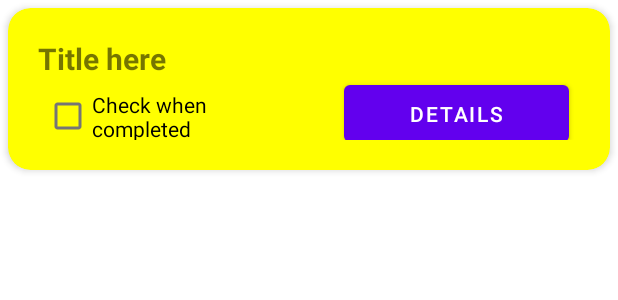
After one commit to philipa18/Community-Service-Tracker, an Android app: the layout accepted_opportunity_item.xml on its own in the app's theme, with its tools: preview values and no code run, on a phone screen of 412 x 824 dp. The commit adds this screen. Shown: the top 300 px of the screen. Run offline under Robolectric (Android 15) with nearby library versions, the light colour scheme and no system bars.

Commit message:
added logic for viewing accepted opportunities

```diff
--- a/app/src/main/AndroidManifest.xml
+++ b/app/src/main/AndroidManifest.xml
@@ -9,7 +9,10 @@
         android:roundIcon="@mipmap/ic_launcher_round"
         android:supportsRtl="true"
         android:theme="@style/Theme.CommunityServiceTracker">
-        <activity android:name=".studentworkflow.ViewOpportunitiesStudentView"/>
+        <activity
+            android:name=".studentworkflow.ViewAcceptedActivities"
+            android:exported="false" />
+        <activity android:name=".studentworkflow.ViewOpportunitiesStudentView" />
         <activity
             android:name=".OpportunityDetailActivity"
             android:exported="false" />
--- /dev/null
+++ b/app/src/main/res/layout/accepted_opportunity_item.xml
@@ -0,0 +1,63 @@
+<?xml version="1.0" encoding="utf-8"?>
+<androidx.cardview.widget.CardView xmlns:android="http://schemas.android.com/apk/res/android"
+    android:layout_width="match_parent"
+    android:layout_height="wrap_content"
+    xmlns:app="http://schemas.android.com/apk/res-auto"
+    android:id="@+id/student_opportunity_item"
+    android:layout_margin="5dp"
+    app:cardBackgroundColor="#FFFF00"
+    app:cardCornerRadius="15dp"
+    app:cardElevation="3dp"
+    app:contentPadding="4dp"
+    >    <!-- Card elevation? -->
+
+    <!-- Constraint layout within card to have multiple textviews-->
+    <androidx.constraintlayout.widget.ConstraintLayout
+        android:layout_width="match_parent"
+        android:layout_height="100dp"
+        android:id="@+id/opportunity_item_layout"
+        android:padding="16dp">
+
+        <!-- Textviews and buttons -->
+
+        <!-- Title of volunteer opportunity -->
+        <TextView
+            android:layout_width="200dp"
+            android:layout_height="wrap_content"
+            android:id="@+id/accepted_item_title"
+            android:text="Title here"
+            app:layout_constraintTop_toTopOf="parent"
+            app:layout_constraintLeft_toLeftOf="parent"
+            android:textSize="20dp"
+            android:textStyle="bold"
+            />
+
+        <!-- Description of volunteer opportunity -->
+        <CheckBox
+            android:layout_width="150dp"
+            android:layout_height="50dp"
+            android:id="@+id/done_checkbox"
+            app:cardCornerRadius="50dp"
+            android:layout_marginLeft="4dp"
+            android:text="Check when completed"
+            app:layout_constraintTop_toBottomOf="@+id/accepted_item_title"
+            app:layout_constraintLeft_toLeftOf="parent"
+            />
+
+        <!-- Button that leads to another page -->
+        <Button
+            android:id="@+id/detailsButton"
+            android:layout_width="150dp"
+            android:layout_height="50dp"
+            android:layout_marginLeft="50dp"
+            android:layout_marginTop="5dp"
+            android:text="Details"
+            app:cardCornerRadius="50dp"
+            app:layout_constraintBottom_toBottomOf="parent"
+            app:layout_constraintLeft_toRightOf="@id/done_checkbox"
+            app:layout_constraintTop_toTopOf="@id/done_checkbox" />
+
+    </androidx.constraintlayout.widget.ConstraintLayout>
+
+
+</androidx.cardview.widget.CardView>
--- a/app/src/main/res/layout/activity_student.xml
+++ b/app/src/main/res/layout/activity_student.xml
@@ -106,7 +106,7 @@
     <Button
         android:id="@+id/viewAcceptedButton"
         android:layout_width="wrap_content"
-        android:layout_height="wrap_content"
+        android:layout_height="49dp"
         android:layout_alignParentBottom="true"
         android:layout_alignParentEnd="true"
         android:layout_marginRight="10dp"
```
Also changed, not shown: app/src/main/java/com/example/communityservicetracker/studentworkflow/StudentActivity.kt (+7 -0 lines), app/src/main/java/com/example/communityservicetracker/studentworkflow/ViewAcceptedActivities.kt (added, +105 -0 lines), app/src/main/java/com/example/communityservicetracker/studentworkflow/ViewAcceptedAdapter.kt (added, +79 -0 lines), app/src/main/res/layout/view_accepted_activities.xml (added, +69 -0 lines).
